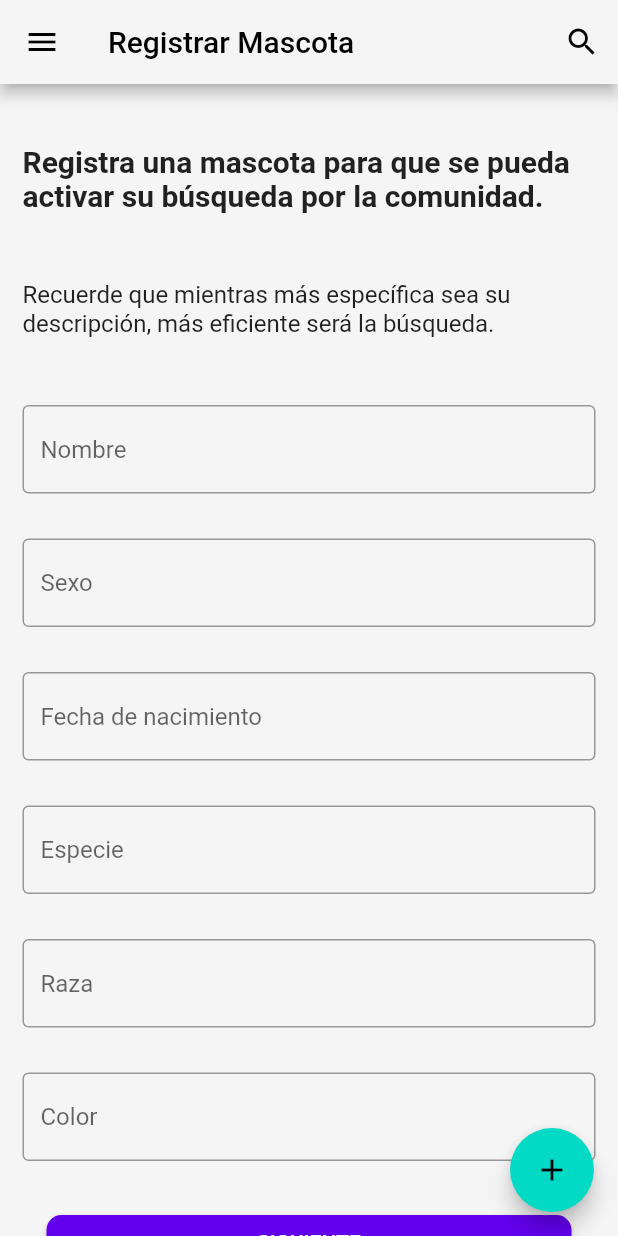
After one commit to Capdoo/flutter-tallermovil-grupo7, a Flutter app: the PetRegister screen opened by its route, on a phone screen of 412 x 824 dp. The commit adds this screen. Run offline on Flutter 3.47's test engine with Material 2 defaults, Android fonts, the phone set to English and light mode, and no system bars; missing offline and left inert: dart:js.

Commit message:
Pet register 18jun

```diff
--- a/lib/src/mixins/validation_mixins.dart
+++ b/lib/src/mixins/validation_mixins.dart
@@ -67,4 +67,9 @@ class ValidationMixins {
     }
     return null;
   }
+
+  String? validateColor(String? value){
+
+  }
+
 }
--- a/lib/src/routes/routes.dart
+++ b/lib/src/routes/routes.dart
@@ -8,6 +8,9 @@ import 'package:flutter_tallermovil_grupo7/src/screens/sign_up.dart';
 import 'package:flutter_tallermovil_grupo7/src/screens/sign_upp_app.dart';
 import 'package:flutter_tallermovil_grupo7/src/screens/landing_page.dart';
 
+import 'package:flutter_tallermovil_grupo7/src/screens/pet_register.dart';
+
+
 const initialRoute = "/home";
 
 final Map<String, WidgetBuilder> routes = {
@@ -16,5 +19,6 @@ final Map<String, WidgetBuilder> routes = {
   '/sign-up-app': (context) => const SignUpApp(),
   '/login': (context) => const Login(),
   '/my-refuges': (context) => const Refuges(),
-  '/home': (context) => const Home()
+  '/home': (context) => const Home(),
+  '/pet-register': (context) => const PetRegister()
 };
--- /dev/null
+++ b/lib/src/screens/pet_register.dart
@@ -0,0 +1,199 @@
+import "package:flutter/material.dart";
+import 'package:flutter_tallermovil_grupo7/src/widgets/bottom_navigation.dart';
+import 'package:flutter_tallermovil_grupo7/src/widgets/custom_card.dart';
+import 'package:flutter_tallermovil_grupo7/src/widgets/space.dart';
+import 'package:flutter_tallermovil_grupo7/src/widgets/text_input.dart';
+import 'package:flutter_tallermovil_grupo7/src/mixins/validation_mixins.dart';
+
+
+class PetRegister extends StatefulWidget{
+  const PetRegister({Key? key}) : super(key:key);
+  @override
+  _PetRegisterState createState() =>  _PetRegisterState();
+}
+
+class _PetRegisterState extends State<PetRegister> with ValidationMixins{
+  int _selectedIndex = 0;
+  final GlobalKey<FormState> _formKey = GlobalKey<FormState>();
+
+
+  //Para toda la screen
+  static const TextStyle optionStyle = TextStyle(fontSize: 30, fontWeight: FontWeight.bold);
+  static const List<Widget> _widgetOptions = <Widget>[
+    Text(
+      'Index 0: Mascotas perdidas',
+      style: optionStyle
+    ),
+    Text(
+      'Index 1: Ver mascotas',
+      style: optionStyle
+    ),
+    Text(
+      'Index2: Mis Refugios',
+      style: optionStyle,
+    ),
+  ];
+
+  void _onItemTapped(int index){
+    setState( (){
+      _selectedIndex = index;
+    });
+  }
+
+  Drawer getDrawer(BuildContext context){
+    DrawerHeader header = const DrawerHeader(child: Text("Settings"));
+
+    AboutListTile about = const AboutListTile(
+      applicationIcon: Icon(Icons.favorite),
+      icon: Icon(Icons.info),
+      child: Text("Acerca de PetsWorld"));
+
+    ListTile getItem(Icon icon, String descripcion, String route) {
+      return ListTile(
+        leading: icon,
+        title: Text(descripcion),
+        onTap: () {
+          Navigator.pushNamed(context, route);
+        },
+      );
+    }
+
+    ListView getList(){
+      return ListView(
+        children: [
+          header,
+          getItem(const Icon(Icons.home), "Home", "/"),
+          about
+        ],
+      );
+    }
+    return Drawer(child: getList());
+  }
+
+  Widget _submitButton() {
+    return ElevatedButton(
+      onPressed: () {
+        if (_formKey.currentState!.validate()) {
+          _formKey.currentState?.save();
+          Navigator.pushNamed(context, "/sign-up-app");
+        }
+      },
+      style: ElevatedButton.styleFrom(
+          primary: const Color(0xFF6200EE),
+          fixedSize: const Size(350, 36),
+          shape:
+          RoundedRectangleBorder(borderRadius: BorderRadius.circular(10))),
+      child: const Text("SIGUIENTE"),
+    );
+  }
+
+
+  @override
+  Widget build(BuildContext context) {
+    return Scaffold(
+      backgroundColor: const Color(0xFFF5F5F5),
+      appBar: AppBar(
+        backgroundColor: const Color(0xFFF5F5F5),
+        iconTheme: const IconThemeData(color: Colors.black),
+        title: const Text("Registrar Mascota", style: TextStyle(color: Colors.black)),
+        actions: <Widget>[
+          IconButton(
+            icon: const Icon(Icons.search),
+            tooltip: 'Search',
+            onPressed: () {
+              // openSearchPage(context);
+            },
+          ),
+        ],
+      ),
+      drawer: getDrawer(context),
+
+      floatingActionButton: FloatingActionButton(
+        backgroundColor: const Color(0xff03dac6),
+        foregroundColor: Colors.black,
+        onPressed: (){},
+        child: const Icon(Icons.add),
+      ),
+
+      body: SingleChildScrollView(
+          child: Column(children: [
+            addVerticalSpace(25),
+            Padding(padding: const EdgeInsets.all(15),
+              child: const Text("Registra una mascota para que se pueda activar su búsqueda por la comunidad.",
+                  style: TextStyle(fontWeight: FontWeight.bold, fontSize: 20))),
+
+            addVerticalSpace(15),
+            Padding(padding: const EdgeInsets.all(15),
+                child: const Text("Recuerde que mientras más específica sea su descripción, más eficiente será la búsqueda.",
+                    style: TextStyle(fontSize: 16))),
+
+            addVerticalSpace(15),
+            Padding(
+                padding: const EdgeInsets.all(15),
+                child: Form(
+                    key: _formKey,
+                    child: Column(children: [
+                      TextInput(
+
+                          hintText: "Nombre",
+                          validator: validateLastName,
+                          onSaved: (value) {
+                            print(value);
+                          },
+
+                          ),
+                      addVerticalSpace(30),
+                      TextInput(
+                          hintText: "Sexo",
+                          validator: validateLastName,
+                          onSaved: (value) {
+                            print(value);
+                          }),
+                      addVerticalSpace(30),
+                      TextInput(
+                          hintText: "Fecha de nacimiento",
+                          validator: validateDNI,
+                          keyboardType: TextInputType.number,
+                          onSaved: (value) {
+                            print(value);
+                          }),
+                      addVerticalSpace(30),
+                      TextInput(
+                          hintText: "Especie",
+                          validator: validateAddress,
+                          onSaved: (value) {
+                            print(value);
+                          }),
+                      addVerticalSpace(30),
+                      TextInput(
+                          hintText: "Raza",
+                          keyboardType: TextInputType.number,
+                          validator: validatePhone,
+                          onSaved: (value) {
+                            print(value);
+                          }),
+                      addVerticalSpace(30),
+                      TextInput(
+                          hintText: "Color",
+                          keyboardType: TextInputType.number,
+                          validator: validatePhone,
+                          onSaved: (value) {
+                            print(value);
+                          }),
+                      addVerticalSpace(30),
+
+
+                      _submitButton()
+                    ])))
+          ])),
+
+        //bottomNavigationBar: CustomBottomNavigationBar(selectedIndex: _selectedIndex, onItemTapped: _onItemTapped)
+
+
+      );
+
+  }
+
+
+
+}
--- a/pubspec.yaml
+++ b/pubspec.yaml
@@ -33,6 +33,7 @@ dependencies:
   # The following adds the Cupertino Icons font to your application.
   # Use with the CupertinoIcons class for iOS style icons.
   cupertino_icons: ^1.0.2
+  file_picker: ^4.6.1
 
 dev_dependencies:
   flutter_test:
```
Also changed, not shown: pubspec.lock.
